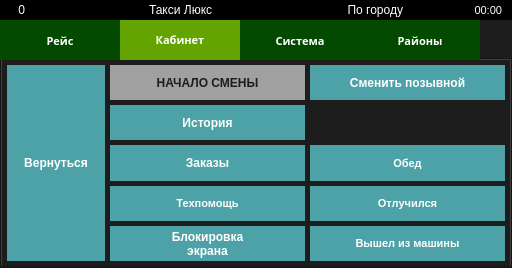
Qt form indigotaxi.ui (koolkhel/wince-taximeter) before a commit.
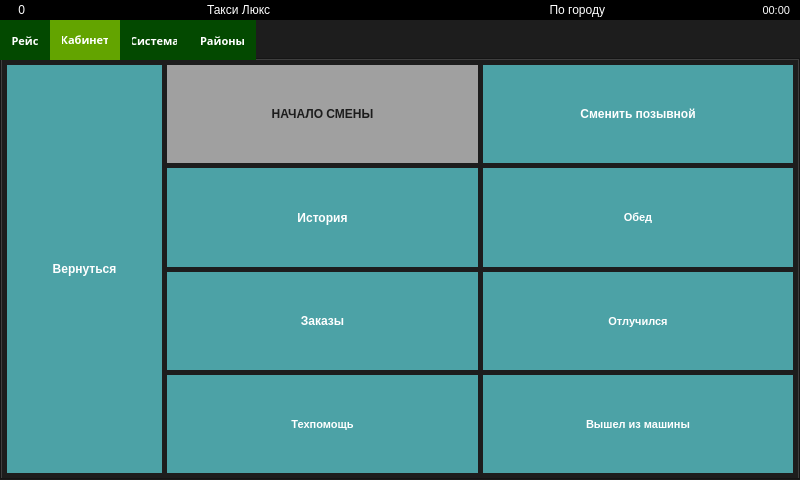
The same form after that commit. The open tabs and pages were chosen to show the change. Icons and pictures are not drawn.

Diff of the .ui file:
```diff
--- a/indigotaxi.ui
+++ b/indigotaxi.ui
@@ -6,8 +6,8 @@
    <rect>
     <x>0</x>
     <y>0</y>
-    <width>512</width>
-    <height>268</height>
+    <width>800</width>
+    <height>480</height>
    </rect>
   </property>
   <property name="sizePolicy">
@@ -68,7 +68,8 @@
 }
 
 QTabBar::tab {
- 	height: 40px; width: 120px;
+ 	height: 40px; 
+/* width: 120px; */
 	font: 10pt &quot;Segoe UI&quot;;
 	font-weight: bold; 
 }
@@ -128,7 +129,7 @@
 	background: #70a400;
 }
 
-#driverNumberButton {
+#driverNumberButton, #orderPageDriverNumberButton {
 	background: #1d1d1d;
 	padding-top: 5px;
 	padding-bottom: 5px;
@@ -1594,6 +1595,9 @@
           <property name="focusPolicy">
            <enum>Qt::NoFocus</enum>
           </property>
+          <property name="styleSheet">
+           <string notr="true"/>
+          </property>
           <property name="tabShape">
            <enum>QTabWidget::Rounded</enum>
           </property>
@@ -1855,7 +1859,7 @@
                <number>0</number>
               </property>
               <widget class="QWidget" name="driverCabinetPage1">
-               <layout class="QGridLayout" name="gridLayout_2" rowstretch="1,1,1,1,1" columnstretch="1,2,2">
+               <layout class="QGridLayout" name="gridLayout_2" rowstretch="1,1,1,1,0" columnstretch="1,2,2">
                 <property name="margin">
                  <number>0</number>
                 </property>
@@ -1904,31 +1908,6 @@
                   </item>
                  </layout>
                 </item>
-                <item row="2" column="2">
-                 <widget class="QPushButton" name="dinnerButton">
-                  <property name="sizePolicy">
-                   <sizepolicy hsizetype="Minimum" vsizetype="Expanding">
-                    <horstretch>0</horstretch>
-                    <verstretch>0</verstretch>
-                   </sizepolicy>
-                  </property>
-                  <property name="font">
-                   <font>
-                    <family>Segoe UI</family>
-                    <pointsize>8</pointsize>
-                    <weight>75</weight>
-                    <italic>false</italic>
-                    <bold>true</bold>
-                   </font>
-                  </property>
-                  <property name="text">
-                   <string>Обед</string>
-                  </property>
-                  <property name="checkable">
-                   <bool>false</bool>
-                  </property>
-                 </widget>
-                </item>
                 <item row="2" column="1">
                  <widget class="QPushButton" name="orderHistoryButton">
                   <property name="sizePolicy">
@@ -1942,19 +1921,6 @@
                   </property>
                  </widget>
                 </item>
-                <item row="0" column="0" rowspan="5">
-                 <widget class="QPushButton" name="pushButton">
-                  <property name="sizePolicy">
-                   <sizepolicy hsizetype="Minimum" vsizetype="Expanding">
-                    <horstretch>0</horstretch>
-                    <verstretch>0</verstretch>
-                   </sizepolicy>
-                  </property>
-                  <property name="text">
-                   <string>Вернуться</string>
-                  </property>
-                 </widget>
-                </item>
                 <item row="1" column="1">
                  <widget class="QPushButton" name="messageHistoryButton">
                   <property name="sizePolicy">
@@ -1968,64 +1934,6 @@
                   </property>
                  </widget>
                 </item>
-                <item row="4" column="1">
-                 <widget class="QPushButton" name="screenLockButton">
-                  <property name="sizePolicy">
-                   <sizepolicy hsizetype="Minimum" vsizetype="Expanding">
-                    <horstretch>0</horstretch>
-                    <verstretch>0</verstretch>
-                   </sizepolicy>
-                  </property>
-                  <property name="text">
-                   <string>Блокировка
-экрана</string>
-                  </property>
-                 </widget>
-                </item>
-                <item row="3" column="2">
-                 <widget class="QPushButton" name="awayButton">
-                  <property name="sizePolicy">
-                   <sizepolicy hsizetype="Minimum" vsizetype="Expanding">
-                    <horstretch>0</horstretch>
-                    <verstretch>0</verstretch>
-                   </sizepolicy>
-                  </property>
-                  <property name="font">
-                   <font>
-                    <family>Segoe UI</family>
-                    <pointsize>8</pointsize>
-                    <weight>75</weight>
-                    <italic>false</italic>
-                    <bold>true</bold>
-                   </font>
-                  </property>
-                  <property name="text">
-                   <string>Отлучился</string>
-                  </property>
-                 </widget>
-                </item>
-                <item row="4" column="2">
-                 <widget class="QPushButton" name="fromCarButton">
-                  <property name="sizePolicy">
-                   <sizepolicy hsizetype="Minimum" vsizetype="Expanding">
-                    <horstretch>0</horstretch>
-                    <verstretch>0</verstretch>
-                   </sizepolicy>
-                  </property>
-                  <property name="font">
-                   <font>
-                    <family>Segoe UI</family>
-                    <pointsize>8</pointsize>
-                    <weight>75</weight>
-                    <italic>false</italic>
-                    <bold>true</bold>
-                   </font>
-                  </property>
-                  <property name="text">
-                   <string>Вышел из машины</string>
-                  </property>
-                 </widget>
-                </item>
                 <item row="0" column="1">
                  <widget class="QPushButton" name="dutyStart">
                   <property name="sizePolicy">
@@ -2056,6 +1964,88 @@
                   </property>
                  </widget>
                 </item>
+                <item row="1" column="2">
+                 <widget class="QPushButton" name="dinnerButton">
+                  <property name="sizePolicy">
+                   <sizepolicy hsizetype="Minimum" vsizetype="Expanding">
+                    <horstretch>0</horstretch>
+                    <verstretch>0</verstretch>
+                   </sizepolicy>
+                  </property>
+                  <property name="font">
+                   <font>
+                    <family>Segoe UI</family>
+                    <pointsize>8</pointsize>
+                    <weight>75</weight>
+                    <italic>false</italic>
+                    <bold>true</bold>
+                   </font>
+                  </property>
+                  <property name="text">
+                   <string>Обед</string>
+                  </property>
+                  <property name="checkable">
+                   <bool>false</bool>
+                  </property>
+                 </widget>
+                </item>
+                <item row="2" column="2">
+                 <widget class="QPushButton" name="awayButton">
+                  <property name="sizePolicy">
+                   <sizepolicy hsizetype="Minimum" vsizetype="Expanding">
+                    <horstretch>0</horstretch>
+                    <verstretch>0</verstretch>
+                   </sizepolicy>
+                  </property>
+                  <property name="font">
+                   <font>
+                    <family>Segoe UI</family>
+                    <pointsize>8</pointsize>
+                    <weight>75</weight>
+                    <italic>false</italic>
+                    <bold>true</bold>
+                   </font>
+                  </property>
+                  <property name="text">
+                   <string>Отлучился</string>
+                  </property>
+                 </widget>
+                </item>
+                <item row="3" column="2">
+                 <widget class="QPushButton" name="fromCarButton">
+                  <property name="sizePolicy">
+                   <sizepolicy hsizetype="Minimum" vsizetype="Expanding">
+                    <horstretch>0</horstretch>
+                    <verstretch>0</verstretch>
+                   </sizepolicy>
+                  </property>
+                  <property name="font">
+                   <font>
+                    <family>Segoe UI</family>
+                    <pointsize>8</pointsize>
+                    <weight>75</weight>
+                    <italic>false</italic>
+                    <bold>true</bold>
+                   </font>
+                  </property>
+                  <property name="text">
+                   <string>Вышел из машины</string>
+                  </property>
+                 </widget>
+                </item>
+                <item row="0" column="0" rowspan="4">
+                 <widget class="QPushButton" name="pushButton">
+                  <property name="sizePolicy">
+                   <sizepolicy hsizetype="Minimum" vsizetype="Expanding">
+                    <horstretch>0</horstretch>
+                    <verstretch>0</verstretch>
+                   </sizepolicy>
+                  </property>
+                  <property name="text">
+                   <string>Вернуться</string>
+                  </property>
+                 </widget>
+                </item>
                </layout>
               </widget>
               <widget class="QWidget" name="driverCabinetPageDinner2">
```
Left out of the diff: 403 changed lines with no effect on the pictures.
